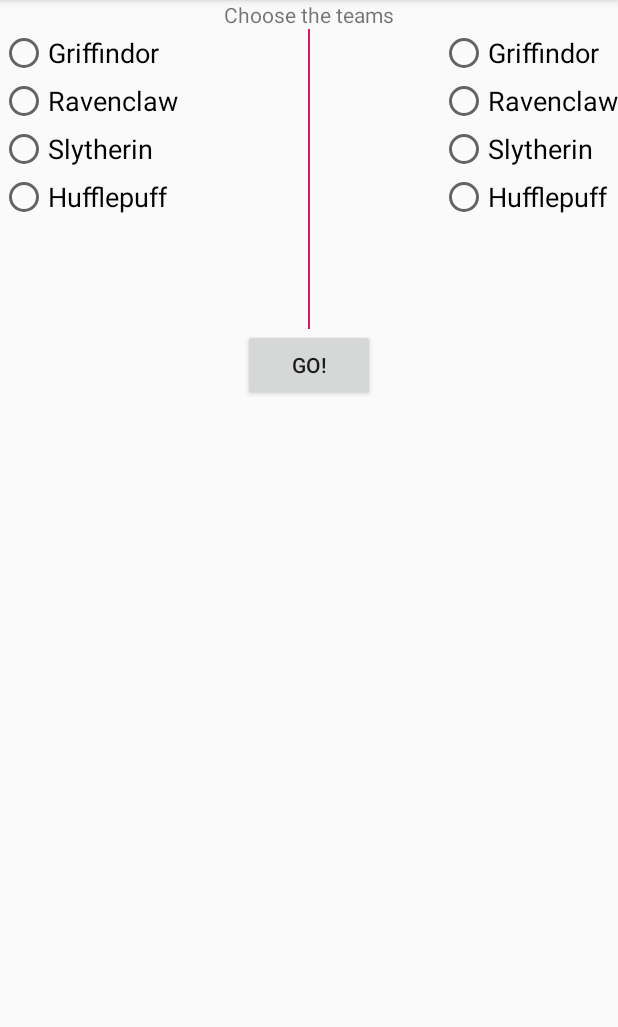
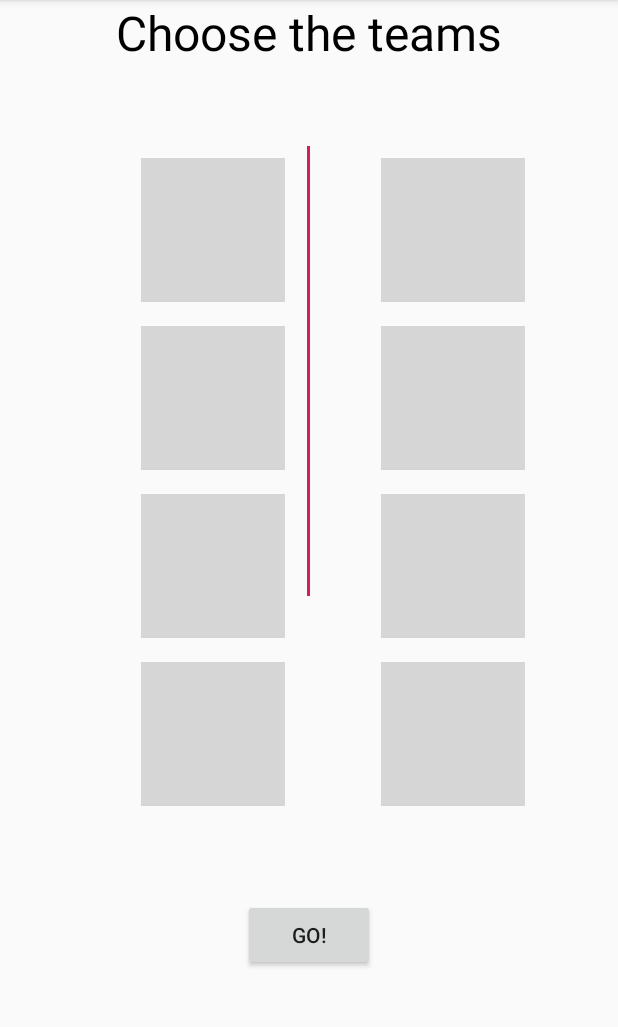
Before and after one commit to sprored/QuidditchCourtCounter, an Android app: the screen it shows after launch (MainActivity), on a phone screen of 412 x 824 dp, the part 84-1111 px from its top. Run offline under Robolectric (Android 15) with nearby library versions, the phone set to English and light mode, and no system bars.

Commit message:
Add images to the selection screen

```diff
--- a/app/build.gradle
+++ b/app/build.gradle
@@ -6,7 +6,7 @@ android {
         applicationId "com.example.android.quidditchscorecounter"
         minSdkVersion 16
         targetSdkVersion 28
-        versionCode 1
+        versionCode 3
         versionName "0.1"
         testInstrumentationRunner "android.support.test.runner.AndroidJUnitRunner"
     }
--- a/app/src/main/res/layout/activity_main.xml
+++ b/app/src/main/res/layout/activity_main.xml
@@ -10,11 +10,14 @@
         android:layout_width="wrap_content"
         android:layout_height="wrap_content"
         android:layout_gravity="center_horizontal"
+        android:textSize="32sp"
+        android:textColor="@android:color/black"
         android:text="@string/choose_the_teams_text" />
 
     <RelativeLayout
         android:layout_width="wrap_content"
         android:layout_height="wrap_content"
+        android:padding="54dp"
         android:layout_gravity="center_horizontal">
 
         <RadioGroup
@@ -22,41 +25,46 @@
             android:layout_width="wrap_content"
             android:layout_height="wrap_content"
             android:layout_alignLeft="@id/central_bar"
+            android:layout_marginLeft="32dp"
             android:orientation="vertical">
 
             <RadioButton
                 android:id="@+id/griffindor1_radio_button"
                 android:layout_width="wrap_content"
                 android:layout_height="wrap_content"
-                android:text="@string/griffindor"
+                android:layout_margin="8dp"
+                android:button="@drawable/gryffindor_small"
                 android:textAppearance="?android:textAppearanceMedium" />
 
             <RadioButton
                 android:id="@+id/ravenclaw1_radio_button"
                 android:layout_width="wrap_content"
                 android:layout_height="wrap_content"
-                android:text="@string/ravenclaw"
+                android:button="@drawable/ravenclaw_small"
+                android:layout_margin="8dp"
                 android:textAppearance="?android:textAppearanceMedium" />
 
             <RadioButton
                 android:id="@+id/slytherin1_radio_button"
                 android:layout_width="wrap_content"
                 android:layout_height="wrap_content"
-                android:text="@string/slytherin"
+                android:button="@drawable/slytherin_small"
+                android:layout_margin="8dp"
                 android:textAppearance="?android:textAppearanceMedium" />
 
             <RadioButton
                 android:id="@+id/hufflepuff1_radio_button"
                 android:layout_width="wrap_content"
                 android:layout_height="wrap_content"
-                android:text="@string/hufflepuff"
+                android:button="@drawable/hufflepuff_small"
+                android:layout_margin="8dp"
                 android:textAppearance="?android:textAppearanceMedium" />
         </RadioGroup>
 
         <ImageView
             android:id="@+id/central_bar"
-            android:layout_width="1dp"
-            android:layout_height="200dp"
+            android:layout_width="2dp"
+            android:layout_height="300dp"
             android:layout_centerHorizontal="true"
             android:background="@color/colorAccent" />
 
@@ -64,34 +72,39 @@
             android:layout_width="wrap_content"
             android:layout_height="wrap_content"
             android:layout_alignParentRight="true"
+            android:layout_marginRight="32dp"
             android:orientation="vertical">
 
             <RadioButton
                 android:id="@+id/griffindor2_radio_button"
                 android:layout_width="wrap_content"
                 android:layout_height="wrap_content"
-                android:text="@string/griffindor"
+                android:layout_margin="8dp"
+                android:button="@drawable/gryffindor_small"
                 android:textAppearance="?android:textAppearanceMedium" />
 
             <RadioButton
                 android:id="@+id/ravenclaw2_radio_button"
                 android:layout_width="wrap_content"
                 android:layout_height="wrap_content"
-                android:text="@string/ravenclaw"
+                android:layout_margin="8dp"
+                android:button="@drawable/ravenclaw_small"
                 android:textAppearance="?android:textAppearanceMedium" />
 
             <RadioButton
                 android:id="@+id/slytherin2_radio_button"
                 android:layout_width="wrap_content"
                 android:layout_height="wrap_content"
-                android:text="@string/slytherin"
+                android:button="@drawable/slytherin_small"
+                android:layout_margin="8dp"
                 android:textAppearance="?android:textAppearanceMedium" />
 
             <RadioButton
                 android:id="@+id/hufflepuff2_radio_button"
                 android:layout_width="wrap_content"
                 android:layout_height="wrap_content"
-                android:text="@string/hufflepuff"
+                android:layout_margin="8dp"
+                android:button="@drawable/hufflepuff_small"
                 android:textAppearance="?android:textAppearanceMedium" />
         </RadioGroup>
     </RelativeLayout>
```
Also changed, not shown: 1 other file.
